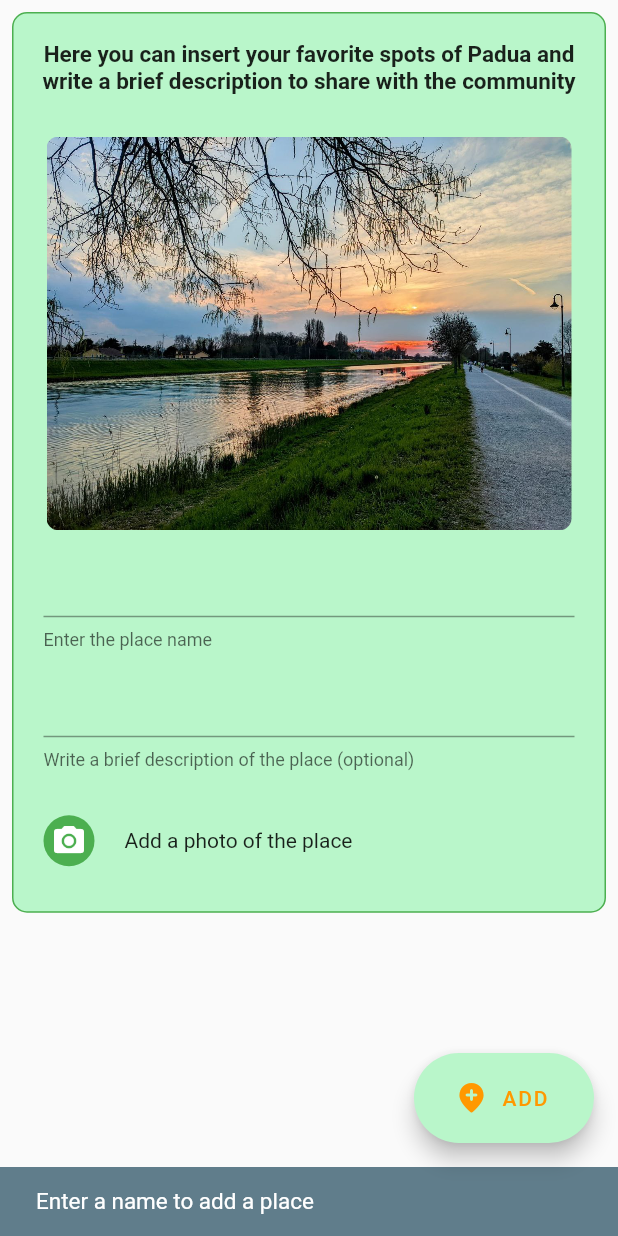
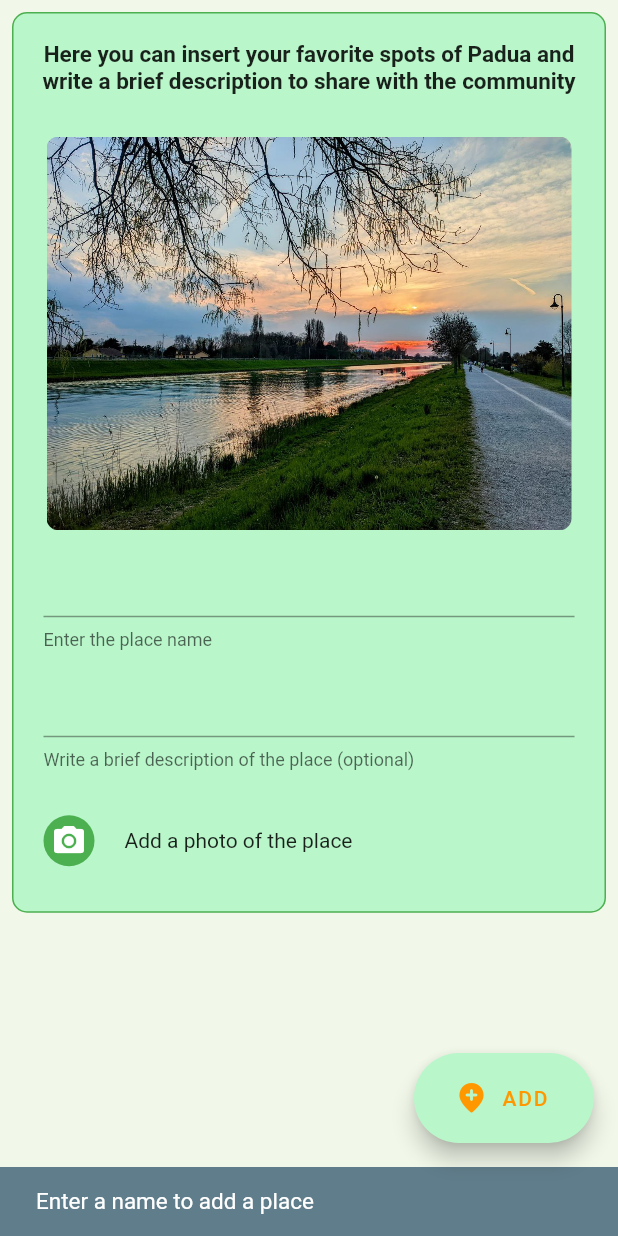
Before and after one commit to mariobon99/progetto_biomedical_wearable, a Flutter app: the AddPlacePage screen opened directly, after a tap on "ADD", on a phone screen of 412 x 824 dp. Run offline on Flutter 3.47's test engine with Material 2 defaults, Android fonts, the phone set to English and light mode, and no system bars; our stand-ins replace fl_chart, floor, geolocator, google_nav_bar, image_picker, jwt_decoder and 4 more; missing offline and left inert: dart:ffi, username_generator; accounts and stored records are empty; generated files the repository leaves out were written again.

Commit message:
graphical fixes to AddPlacePage

```diff
--- a/lib/screens/AddPlacePage.dart
+++ b/lib/screens/AddPlacePage.dart
@@ -28,6 +28,7 @@ class _AddPlacePageState extends State<AddPlacePage> {
   @override
   Widget build(BuildContext context) {
     return Scaffold(
+      backgroundColor: Palette.bgColor,
       body: SingleChildScrollView(
         child: Padding(
           padding: const EdgeInsets.all(8.0),
@@ -192,6 +193,8 @@ class _AddPlacePageState extends State<AddPlacePage> {
             });
             await Provider.of<DatabaseRepository>(context, listen: false)
                 .insertPlace(newPlace);
+            CustomSnackBar(
+                context: context, message: 'New place added correctly');
           },
           icon: Icon(Icons.add_location_rounded),
         ),
--- a/lib/screens/HomePage.dart
+++ b/lib/screens/HomePage.dart
@@ -194,7 +194,7 @@ class _HomePageState extends State<HomePage> {
         padding: const EdgeInsets.all(15.0),
         child: Column(
           children: [
-            // first box with activity
+            // first box with activity in progress
             GestureDetector(
                 onDoubleTap: _endActivity,
                 onLongPress: () {
```
